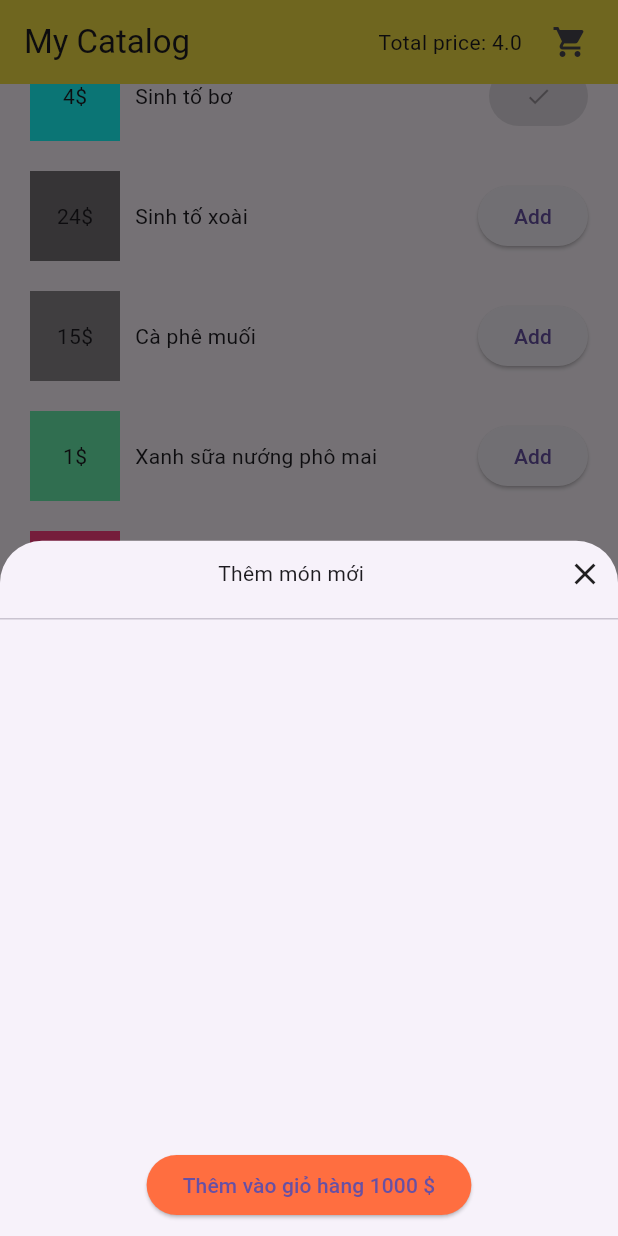
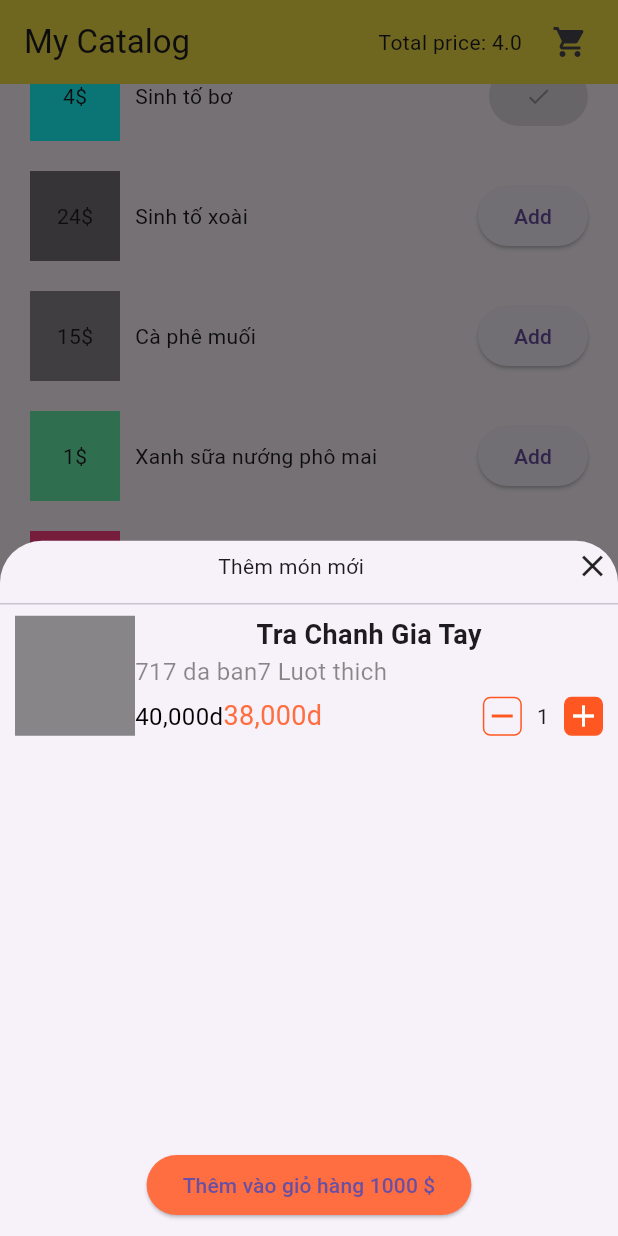
Before and after one commit to toanvan273/flutter-ui-basic, a Flutter app: the screen it shows after launch, scrolled down 512 dp, after a tap on "Add", on a phone screen of 412 x 824 dp. Run offline on Flutter 3.47's test engine with Material 3 defaults, Android fonts, the phone set to English and light mode, and no system bars; our stand-ins replace flutter_bloc.

Commit message:
style bottom sheet

```diff
--- /dev/null
+++ b/devtools_options.yaml
@@ -0,0 +1 @@
+extensions:
--- a/lib/ui_catalog/MyCatalog.dart
+++ b/lib/ui_catalog/MyCatalog.dart
@@ -3,6 +3,7 @@ import 'package:flutter_bloc/flutter_bloc.dart';
 import 'package:flutter_ui/ui_catalog/MyCart.dart';
 import 'package:flutter_ui/ui_catalog/Product.dart';
 import 'package:flutter_ui/ui_catalog/cart_bloc.dart';
+import 'package:flutter_ui/ui_catalog/new_food.dart';
 import 'package:provider/provider.dart';
 
 class MyCatalog extends StatelessWidget{
@@ -80,7 +81,7 @@ class ProductItem extends StatelessWidget {
                 child: Text('${item.price.toInt()}' + "\$"),
               ),
             ),
-            Padding(padding: EdgeInsets.only(right: 10)),
+            const Padding(padding: EdgeInsets.only(right: 10)),
             Expanded(
               child: Text(item.name),
             ),
@@ -106,46 +107,47 @@ class ActionButton extends State<Actions> {
     return showModalBottomSheet<void>(
         context: context,
         builder: (BuildContext context){
-          return SizedBox(
-            height: 600,
-            child: Column(
-              children: [
-                Padding(
-                  padding: EdgeInsets.all(10),
-                  child: Row(
-                    children: [
-                      Expanded(
-                        child: Center(
-                            child: Text('Thêm món mới')
-                        ),
-                      ),
-                      InkWell(
-                        child: Icon(Icons.close),
-                        onTap: (){
-                          Navigator.of(context).pop();
-                        },
-                      )
-                    ],
-                  ),
-                ),
-                Divider(),
-                Expanded(
-                  child: Column(),
-                ),
-                Padding(
-                  padding: EdgeInsets.all(10),
-                  child: ElevatedButton(
-                    child: Text('Thêm vào giỏ hàng 1000 \$'),
-                    onPressed: (){},
-                    style: TextButton.styleFrom(
-                      textStyle: Theme.of(context).textTheme.labelLarge,
-                      backgroundColor: Colors.deepOrangeAccent
-                    ),
-                  ),
-                )
-              ],
-            ),
-          );
+          return AddNewFood();
+          // return SizedBox(
+          //   height: 700,
+          //   child: Column(
+          //     children: [
+          //       Padding(
+          //         padding: EdgeInsets.all(10),
+          //         child: Row(
+          //           children: [
+          //             const Expanded(
+          //               child: Center(
+          //                   child: Text('Thêm món mới')
+          //               ),
+          //             ),
+          //             InkWell(
+          //               child: Icon(Icons.close),
+          //               onTap: (){
+          //                 Navigator.of(context).pop();
+          //               },
+          //             )
+          //           ],
+          //         ),
+          //       ),
+          //       Divider(),
+          //       const Expanded(
+          //         child: Column(),
+          //       ),
+          //       Padding(
+          //         padding: EdgeInsets.all(10),
+          //         child: ElevatedButton(
+          //           child: Text('Thêm vào giỏ hàng 1000 \$'),
+          //           onPressed: (){},
+          //           style: TextButton.styleFrom(
+          //             textStyle: Theme.of(context).textTheme.labelLarge,
+          //             backgroundColor: Colors.deepOrangeAccent
+          //           ),
+          //         ),
+          //       )
+          //     ],
+          //   ),
+          // );
         }
     );
   }
--- /dev/null
+++ b/lib/ui_catalog/new_food.dart
@@ -0,0 +1,137 @@
+import 'package:flutter/material.dart';
+
+class AddNewFood extends StatelessWidget{
+  @override
+  Widget build(BuildContext context) {
+    return SizedBox(
+      child: Column(
+        children: [
+          Container(
+            child: Column(
+              children: [
+                Padding(
+                  padding: EdgeInsets.all(5),
+                  child: Row(
+                    children: [
+                      const Expanded(
+                        child: Center(
+                            child: Text('Thêm món mới')
+                        ),
+                      ),
+                      InkWell(
+                        child: Icon(Icons.close),
+                        onTap: (){
+                          Navigator.of(context).pop();
+                        },
+                      )
+                    ],
+                  ),
+                ),
+                Divider(),
+                Container(
+                  height: 80,
+                  padding: EdgeInsets.symmetric(horizontal: 10),
+                  child: Row(
+                    children: [
+                      Container(
+                        width: 80,
+                        height: 80,
+                        color: Colors.black45,
+                      ),
+                       Expanded(
+                        child: Column(
+                          children: [
+                            Expanded(
+                              child: Column(
+                                children: [
+                                  Text('Tra Chanh Gia Tay', style: TextStyle(fontWeight: FontWeight.bold, fontSize: 18)),
+                                  Row(
+                                    children: [
+                                      Text('717 da ban', style: TextStyle(color: Colors.black45, fontSize: 16),),
+                                      Divider(),
+                                      Text('7 Luot thich', style: TextStyle(color: Colors.black45, fontSize: 16))
+                                    ],
+                                  )
+                                ],
+                              ),
+                            ),
+                            Row(children: [
+                              Expanded(
+                                child: Row(
+                                  children: [
+                                    Text('40,000d', style: TextStyle(color: Colors.black, fontSize: 16)),
+                                    Text('38,000d', style: TextStyle(fontSize: 18, color: Colors.deepOrangeAccent),)
+                                  ],
+                                ),
+                              ),
+                              Container(
+                                child: Row(
+                                  children: [
+                                    InkWell(
+                                      child: Container(
+                                        child: Icon(Icons.remove,color: Colors.deepOrange),
+                                        decoration: BoxDecoration(
+                                          borderRadius: BorderRadius.circular(5),
+
+                                          border: Border.all(
+                                            color:  Colors.deepOrange,
+                                            style: BorderStyle.solid,
+                                            width: 1.0,
+                                          ),
+                                        ),
+                                      ),
+                                    ),
+                                    Padding(
+                                      padding: EdgeInsets.symmetric(horizontal: 10),
+                                      child: Text('1'),
+                                    ),
+                                    InkWell(
+                                      child: Container(
+                                        child: Icon(Icons.add, color: Colors.white,),
+                                        decoration: BoxDecoration(
+                                          borderRadius: BorderRadius.circular(5),
+                                          color: Colors.deepOrange,
+                                          border: Border.all(
+                                            color:  Colors.deepOrange,
+                                            style: BorderStyle.solid,
+                                            width: 1.0,
+                                          ),
+                                        ),
+                                      ),
+                                    ),
+                                  ],
+                                ),
+                              )
+                            ])
+                          ],
+                        ),
+                      )
+                    ],
+                  ),
+                ),
+              ],
+            ),
+          ),
+          const Expanded(
+            child: SingleChildScrollView(
+              child: Column(),
+            ),
+          ),
+          Padding(
+            padding: EdgeInsets.all(10),
+            child: ElevatedButton(
+              child: Text('Thêm vào giỏ hàng 1000 \$'),
+              onPressed: (){
+                Navigator.of(context).pop();
+              },
+              style: TextButton.styleFrom(
+                  textStyle: Theme.of(context).textTheme.labelLarge,
+                  backgroundColor: Colors.deepOrangeAccent
+              ),
+            ),
+          )
+        ],
+      ),
+    );
+  }
+}
```
